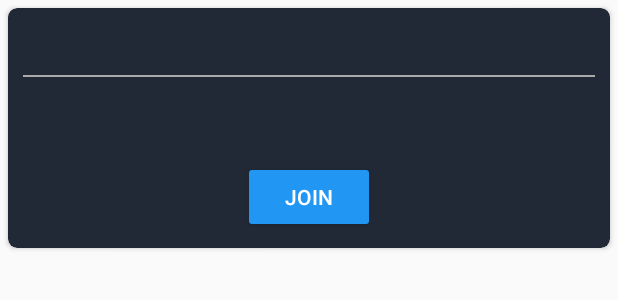
After one commit to SubhrajyotiSen/NoName, an Android app: the layout channel_layout.xml on its own in the app's theme, with its tools: preview values and no code run, on a phone screen of 412 x 824 dp. The commit adds this screen. Shown: the top 300 px of the screen. Run offline under Robolectric (Android 15) with nearby library versions, the phone set to English and light mode, and no system bars.

Commit message:
chore: add channels cards

```diff
--- a/app/src/main/java/me/subhrajyoti/myday/data/remote/ApiService.java
+++ b/app/src/main/java/me/subhrajyoti/myday/data/remote/ApiService.java
@@ -8,7 +8,7 @@ import retrofit2.http.GET;
 
 public interface ApiService {
 
-    @GET("/v2/5baa0b1f3000006c00a681db")
+    @GET("/v2/5baa28353000006800a682c0")
     Single<List<MyData>> loadData();
 
 
--- /dev/null
+++ b/app/src/main/res/layout/channel_layout.xml
@@ -0,0 +1,62 @@
+<?xml version="1.0" encoding="utf-8"?>
+<android.support.v7.widget.CardView xmlns:android="http://schemas.android.com/apk/res/android"
+    android:layout_width="wrap_content"
+    android:layout_height="160dp"
+    xmlns:app="http://schemas.android.com/apk/res-auto"
+    android:backgroundTint="@color/deepBlue"
+    app:cardCornerRadius="6dp"
+    android:layout_margin="5dp">
+
+    <RelativeLayout
+        android:layout_width="match_parent"
+        android:layout_height="match_parent">
+
+        <LinearLayout
+            android:layout_width="match_parent"
+            android:layout_height="wrap_content"
+            android:orientation="vertical">
+
+            <TextView
+                android:layout_width="wrap_content"
+                android:layout_height="wrap_content"
+                android:textSize="18sp"
+                android:textAllCaps="true"
+                android:layout_marginStart="10dp"
+                android:layout_marginTop="10dp"
+                android:layout_marginBottom="10dp"
+                android:layout_marginEnd="30dp"
+                android:textColor="@color/colorWhite"
+                android:id="@+id/channelNameTextView"
+                />
+
+            <View
+                android:layout_width="match_parent"
+                android:layout_height="1dp"
+                android:layout_marginStart="10dp"
+                android:layout_marginEnd="10dp"
+                android:background="@android:color/darker_gray"
+                android:id="@+id/channelViewDivider" />
+
+            <TextView
+                android:layout_width="wrap_content"
+                android:layout_height="wrap_content"
+                android:layout_margin="10dp"
+                android:textColor="@color/colorWhite"
+                android:id="@+id/memberCountTextView"/>
+        </LinearLayout>
+
+
+        <Button
+            android:layout_width="wrap_content"
+            android:layout_height="wrap_content"
+            android:id="@+id/joinChannelButton"
+            android:text="Join"
+            android:textColor="@color/colorWhite"
+            android:layout_margin="10dp"
+            android:layout_centerHorizontal="true"
+            android:layout_alignParentBottom="true"
+            android:backgroundTint="@color/hubblerBlue"/>
+
+    </RelativeLayout>
+
+</android.support.v7.widget.CardView>
--- a/app/src/main/res/values/colors.xml
+++ b/app/src/main/res/values/colors.xml
@@ -12,5 +12,6 @@
     <color name="colorGreen">#00a152</color>
     <color name="colorFaintPurple">#B388FF</color>
     <color name="lightGray">#f0f2f8</color>
+    <color name="deepBlue">#212937</color>
 
 </resources>
```
Also changed, not shown: app/src/main/assets/projects.json (+23 -1 lines), app/src/main/java/me/subhrajyoti/myday/adapters/ChannelAdapter.java (added, +84 -0 lines), app/src/main/java/me/subhrajyoti/myday/adapters/MultiTypeAdapter.java (+29 -1 lines), app/src/main/java/me/subhrajyoti/myday/data/pojo/ChannelModel.java (added, +24 -0 lines).
